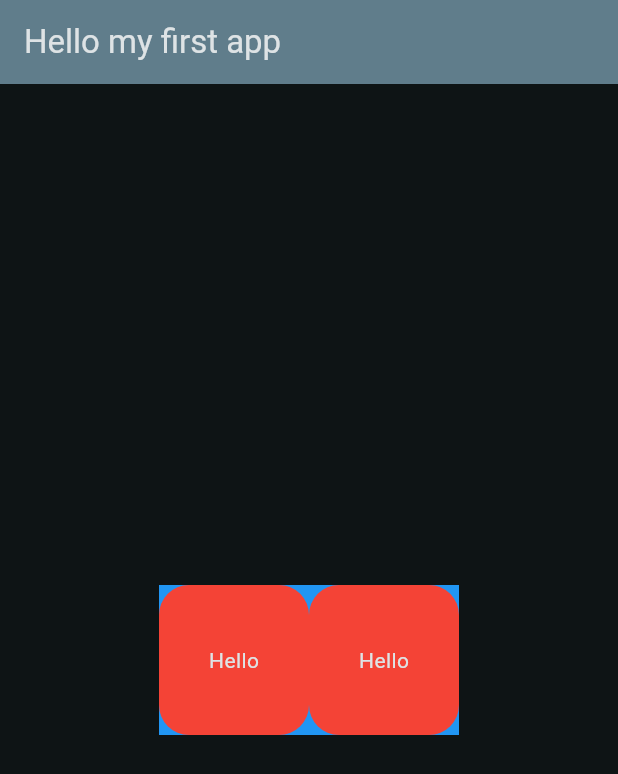
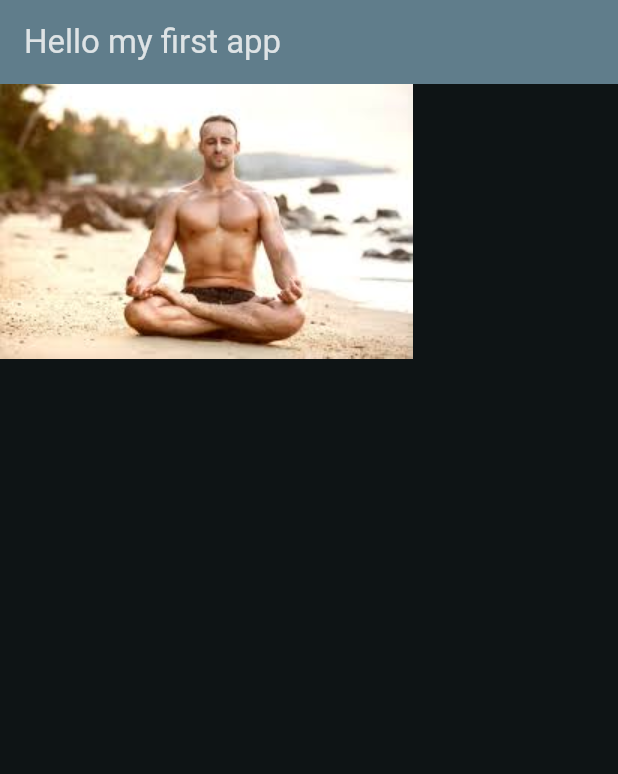
Before and after one commit to shishupaltech/flutter-learning-step-by-step, a Flutter app: the screen it shows after launch, on a phone screen of 412 x 824 dp. Shown: the top 774 px of the screen. Run offline on Flutter 3.47's test engine with Material 3 defaults, Android fonts, the light colour scheme and no system bars.

Commit message:
working with images done

```diff
--- a/section2/lib/main.dart
+++ b/section2/lib/main.dart
@@ -32,41 +32,17 @@ class MyHomePage extends StatelessWidget {
         title: Text('Hello my first app'),
         backgroundColor: Colors.blueGrey,
       ),
-      body: Center(
-        child: Container(
-          color: Colors.blue,
-
-
-          child: Row(
-
-            mainAxisSize: MainAxisSize.min,
-
-
-            children: [
-              Container(
-                padding: EdgeInsets.all(20),
-                height: 100,
-                width: 100,
-                decoration: BoxDecoration(
-                  borderRadius: BorderRadius.circular(20.0),
-                  color: Colors.red,
-                ),
-                child: Center(child: Text('Hello')),
-              ),
-              Container(
-                padding: EdgeInsets.all(20),
-                height: 100,
-                width: 100,
-                decoration: BoxDecoration(
-                  borderRadius: BorderRadius.circular(20.0),
-                  color: Colors.red,
-                ),
-                child: Center(child: Text('Hello')),
-              ),
-            ],
-          ),
-        ),
-      ),
+      // body: Image.network(
+      //   'https://encrypted-tbn0.gstatic.com/images?q=tbn:ANd9GcRxW2gvtCFH3lQJFmjp3NuoydvBgsFqV04POg&s',
+      //   height: double.infinity,
+      //   // fit: BoxFit.contain,
+      //   // fit: BoxFit.cover,
+      //   // fit: BoxFit.fill,
+      //   // fit: BoxFit.fitHeight,
+      //   // fit: BoxFit.fitWidth,
+      //   // fit: BoxFit.scaleDown,
+      // ),
+      body: Image.asset('assets/images/menyoga1.jpeg'),
     );
   }
 }
--- a/section2/pubspec.yaml
+++ b/section2/pubspec.yaml
@@ -58,9 +58,9 @@ flutter:
   uses-material-design: true
 
   # To add assets to your application, add an assets section, like this:
-  # assets:
-  #   - images/a_dot_burr.jpeg
-  #   - images/a_dot_ham.jpeg
+  assets:
+    - assets/images/
+    # - images/a_dot_ham.jpeg
 
   # An image asset can refer to one or more resolution-specific "variants", see
   # https://flutter.dev/to/resolution-aware-images
```
Also changed, not shown: section2/assets/images/menyoga1.jpeg (added), section2/assets/images/menyoga2.jpeg (added).
